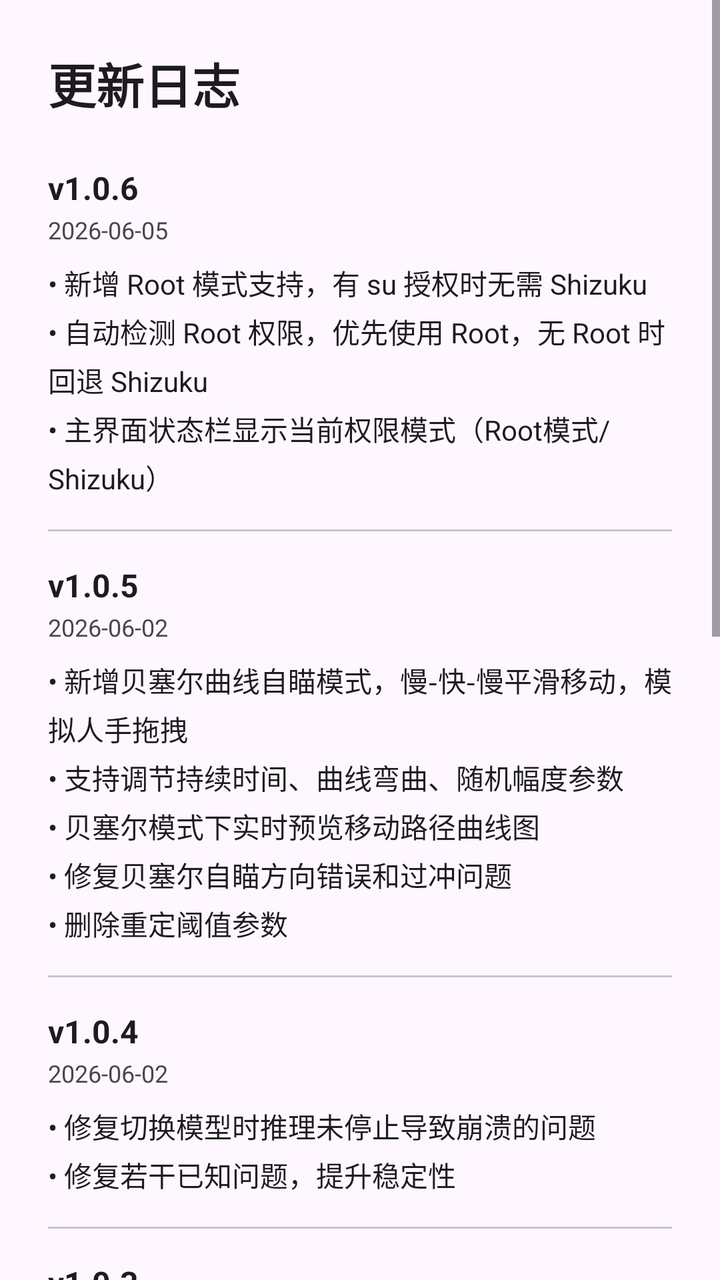
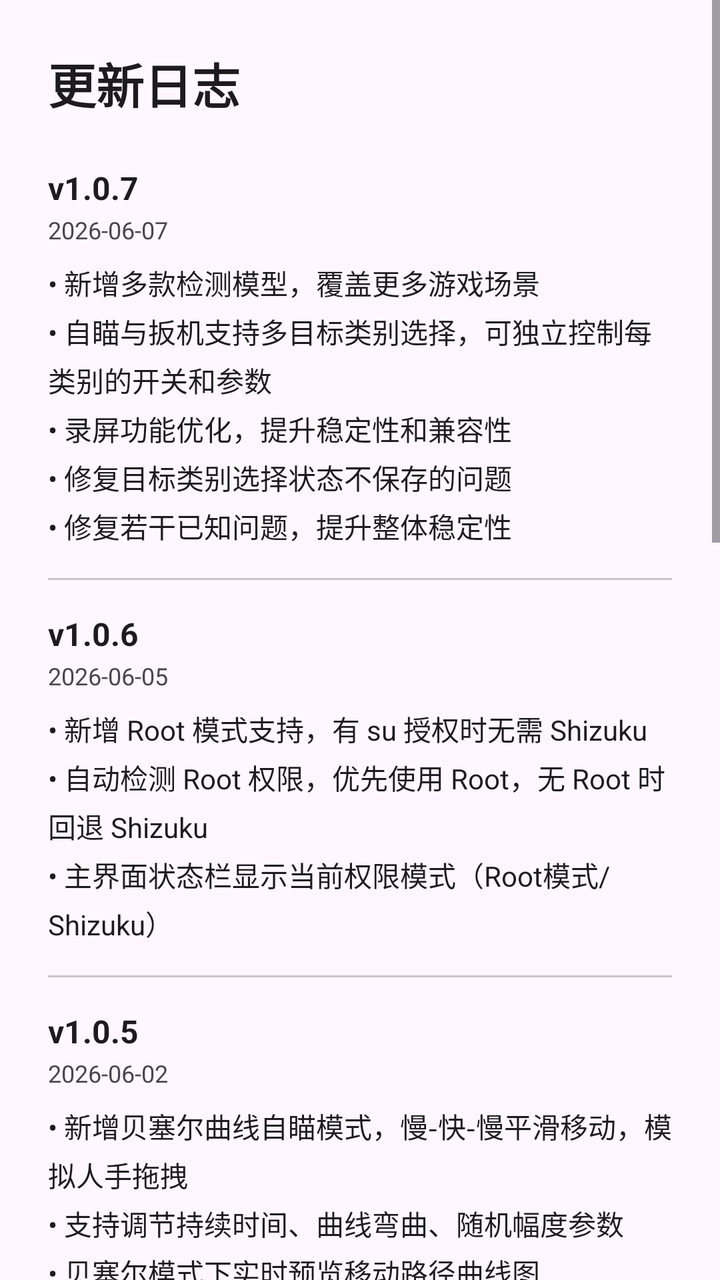

Screens rendered from an Android XML layout before and after an edit, with the pre-edit source and the edit as a unified diff.
<!-- AndroidManifest.xml: application theme Theme.Aimbot -->
<!-- res/layout/dialog_changelog.xml -->
<?xml version="1.0" encoding="utf-8"?>
<ScrollView xmlns:android="http://schemas.android.com/apk/res/android"
    android:layout_width="match_parent"
    android:layout_height="wrap_content">

<LinearLayout
    android:layout_width="match_parent"
    android:layout_height="wrap_content"
    android:orientation="vertical"
    android:paddingTop="24dp"
    android:paddingBottom="16dp"
    android:paddingStart="24dp"
    android:paddingEnd="24dp">

    <TextView
        android:layout_width="wrap_content"
        android:layout_height="wrap_content"
        android:text="更新日志"
        android:textSize="24sp"
        android:textColor="?attr/colorOnSurface"
        android:textStyle="bold" />

    <LinearLayout
        android:layout_width="match_parent"
        android:layout_height="wrap_content"
        android:orientation="vertical"
        android:layout_marginTop="24dp">

        
        <LinearLayout
            android:layout_width="match_parent"
            android:layout_height="wrap_content"
            android:orientation="vertical">

            <TextView
                android:layout_width="wrap_content"
                android:layout_height="wrap_content"
                android:text="v1.0.6"
                android:textSize="16sp"
                android:textColor="?attr/colorOnSurface"
                android:textStyle="bold" />

            <TextView
                android:layout_width="wrap_content"
                android:layout_height="wrap_content"
                android:text="2026-06-05"
                android:textSize="12sp"
                android:textColor="?attr/colorOnSurfaceVariant"
                android:layout_marginTop="2dp" />

            <TextView
                android:layout_width="wrap_content"
                android:layout_height="wrap_content"
                android:text="• 新增 Root 模式支持，有 su 授权时无需 Shizuku\n• 自动检测 Root 权限，优先使用 Root，无 Root 时回退 Shizuku\n• 主界面状态栏显示当前权限模式（Root模式/Shizuku）"
                android:textSize="14sp"
                android:textColor="?attr/colorOnSurface"
                android:layout_marginTop="8dp"
                android:lineSpacingExtra="4dp" />
        </LinearLayout>

        <View
            android:layout_width="match_parent"
            android:layout_height="1dp"
            android:background="?attr/colorOutlineVariant"
            android:layout_marginTop="16dp"
            android:layout_marginBottom="16dp" />

        
        <LinearLayout
            android:layout_width="match_parent"
            android:layout_height="wrap_content"
            android:orientation="vertical">

            <TextView
                android:layout_width="wrap_content"
                android:layout_height="wrap_content"
                android:text="v1.0.5"
                android:textSize="16sp"
                android:textColor="?attr/colorOnSurface"
                android:textStyle="bold" />

            <TextView
                android:layout_width="wrap_content"
                android:layout_height="wrap_content"
                android:text="2026-06-02"
                android:textSize="12sp"
                android:textColor="?attr/colorOnSurfaceVariant"
                android:layout_marginTop="2dp" />

            <TextView
                android:layout_width="wrap_content"
                android:layout_height="wrap_content"
                android:text="• 新增贝塞尔曲线自瞄模式，慢-快-慢平滑移动，模拟人手拖拽\n• 支持调节持续时间、曲线弯曲、随机幅度参数\n• 贝塞尔模式下实时预览移动路径曲线图\n• 修复贝塞尔自瞄方向错误和过冲问题\n• 删除重定阈值参数"
                android:textSize="14sp"
                android:textColor="?attr/colorOnSurface"
                android:layout_marginTop="8dp"
                android:lineSpacingExtra="4dp" />
        </LinearLayout>

        <View
            android:layout_width="match_parent"
            android:layout_height="1dp"
            android:background="?attr/colorOutlineVariant"
            android:layout_marginTop="16dp"
            android:layout_marginBottom="16dp" />

        
        <LinearLayout
            android:layout_width="match_parent"
            android:layout_height="wrap_content"
            android:orientation="vertical">

            <TextView
                android:layout_width="wrap_content"
                android:layout_height="wrap_content"
                android:text="v1.0.4"
                android:textSize="16sp"
                android:textColor="?attr/colorOnSurface"
                android:textStyle="bold" />

            <TextView
                android:layout_width="wrap_content"
                android:layout_height="wrap_content"
                android:text="2026-06-02"
                android:textSize="12sp"
                android:textColor="?attr/colorOnSurfaceVariant"
                android:layout_marginTop="2dp" />

            <TextView
                android:layout_width="wrap_content"
                android:layout_height="wrap_content"
                android:text="• 修复切换模型时推理未停止导致崩溃的问题\n• 修复若干已知问题，提升稳定性"
                android:textSize="14sp"
                android:textColor="?attr/colorOnSurface"
                android:layout_marginTop="8dp"
                android:lineSpacingExtra="4dp" />
        </LinearLayout>

        <View
            android:layout_width="match_parent"
            android:layout_height="1dp"
            android:background="?attr/colorOutlineVariant"
            android:layout_marginTop="16dp"
            android:layout_marginBottom="16dp" />

        
        <LinearLayout
            android:layout_width="match_parent"
            android:layout_height="wrap_content"
            android:orientation="vertical">

            <TextView
                android:layout_width="wrap_content"
                android:layout_height="wrap_content"
                android:text="v1.0.3"
                android:textSize="16sp"
                android:textColor="?attr/colorOnSurface"
                android:textStyle="bold" />

            <TextView
                android:layout_width="wrap_content"
                android:layout_height="wrap_content"
                android:text="2026-05-23"
                android:textSize="12sp"
                android:textColor="?attr/colorOnSurfaceVariant"
                android:layout_marginTop="2dp" />

            <TextView
                android:layout_width="wrap_content"
                android:layout_height="wrap_content"
                android:text="• 自瞄 Y 偏移改为比例偏移（按目标高度），支持打身体\n• 自瞄新增随机摆动，模拟人手微调\n• 自瞄新增预测强度，提前追踪移动目标\n• 扳机新增 Y 范围扩大参数，向下扩展触发区域\n• 修复模型选择关闭面板后不保持的 bug\n• 删除 X 偏移参数"
                android:textSize="14sp"
                android:textColor="?attr/colorOnSurface"
                android:layout_marginTop="8dp"
                android:lineSpacingExtra="4dp" />
        </LinearLayout>

        <View
            android:layout_width="match_parent"
            android:layout_height="1dp"
            android:background="?attr/colorOutlineVariant"
            android:layout_marginTop="16dp"
            android:layout_marginBottom="16dp" />

        
        <LinearLayout
            android:layout_width="match_parent"
            android:layout_height="wrap_content"
            android:orientation="vertical">

            <TextView
                android:layout_width="wrap_content"
                android:layout_height="wrap_content"
                android:text="v1.0.2"
                android:textSize="16sp"
                android:textColor="?attr/colorOnSurface"
                android:textStyle="bold" />

            <TextView
                android:layout_width="wrap_content"
                android:layout_height="wrap_content"
                android:text="2026-05-21"
                android:textSize="12sp"
                android:textColor="?attr/colorOnSurfaceVariant"
                android:layout_marginTop="2dp" />

            <TextView
                android:layout_width="wrap_content"
                android:layout_height="wrap_content"
                android:text="• 修复配置参数不生效的 bug\n• 区域设置改为按钮点击操作"
                android:textSize="14sp"
                android:textColor="?attr/colorOnSurface"
                android:layout_marginTop="8dp"
                android:lineSpacingExtra="4dp" />
        </LinearLayout>

        <View
            android:layout_width="match_parent"
            android:layout_height="1dp"
            android:background="?attr/colorOutlineVariant"
            android:layout_marginTop="16dp"
            android:layout_marginBottom="16dp" />

        
        <LinearLayout
            android:layout_width="match_parent"
            android:layout_height="wrap_content"
            android:orientation="vertical">

            <TextView
                android:layout_width="wrap_content"
                android:layout_height="wrap_content"
                android:text="v1.0.1"
                android:textSize="16sp"
                android:textColor="?attr/colorOnSurface"
                android:textStyle="bold" />

            <TextView
                android:layout_width="wrap_content"
                android:layout_height="wrap_content"
                android:text="2026-05-20"
                android:textSize="12sp"
                android:textColor="?attr/colorOnSurfaceVariant"
                android:layout_marginTop="2dp" />

            <TextView
                android:layout_width="wrap_content"
                android:layout_height="wrap_content"
                android:text="• UI 细节优化，体验更流畅\n• 修复若干已知问题"
                android:textSize="14sp"
                android:textColor="?attr/colorOnSurface"
                android:layout_marginTop="8dp"
                android:lineSpacingExtra="4dp" />
        </LinearLayout>

        <View
            android:layout_width="match_parent"
            android:layout_height="1dp"
            android:background="?attr/colorOutlineVariant"
            android:layout_marginTop="16dp"
            android:layout_marginBottom="16dp" />

        
        <LinearLayout
            android:layout_width="match_parent"
            android:layout_height="wrap_content"
            android:orientation="vertical">

            <TextView
                android:layout_width="wrap_content"
                android:layout_height="wrap_content"
                android:text="v1.0.0"
                android:textSize="16sp"
                android:textColor="?attr/colorOnSurface"
                android:textStyle="bold" />

            <TextView
                android:layout_width="wrap_content"
                android:layout_height="wrap_content"
                android:text="2026-05-18"
                android:textSize="12sp"
                android:textColor="?attr/colorOnSurfaceVariant"
                android:layout_marginTop="2dp" />

            <TextView
                android:layout_width="wrap_content"
                android:layout_height="wrap_content"
                android:text="• AI 目标检测，支持骁龙 QNN 硬件加速\n• 自瞄模式，智能追踪目标\n• 扳机模式，精准触发射击\n• 多精度模型可选"
                android:textSize="14sp"
                android:textColor="?attr/colorOnSurface"
                android:layout_marginTop="8dp"
                android:lineSpacingExtra="4dp" />
        </LinearLayout>

    </LinearLayout>

</LinearLayout>

</ScrollView>
<!-- resources referenced by this layout -->
<resources>
  <style name="Theme.Aimbot" parent="Base.Theme.Aimbot" />
  <style name="Base.Theme.Aimbot" parent="Theme.Material3.DayNight.NoActionBar">
          
          
      </style>
</resources>

<!-- the commit's change to res/layout/dialog_changelog.xml (unified diff, before → after) -->
@@ -35,6 +35,45 @@
             <TextView
                 android:layout_width="wrap_content"
                 android:layout_height="wrap_content"
+                android:text="v1.0.7"
+                android:textSize="16sp"
+                android:textColor="?attr/colorOnSurface"
+                android:textStyle="bold" />
+
+            <TextView
+                android:layout_width="wrap_content"
+                android:layout_height="wrap_content"
+                android:text="2026-06-07"
+                android:textSize="12sp"
+                android:textColor="?attr/colorOnSurfaceVariant"
+                android:layout_marginTop="2dp" />
+
+            <TextView
+                android:layout_width="wrap_content"
+                android:layout_height="wrap_content"
+                android:text="• 新增多款检测模型，覆盖更多游戏场景\n• 自瞄与扳机支持多目标类别选择，可独立控制每类别的开关和参数\n• 录屏功能优化，提升稳定性和兼容性\n• 修复目标类别选择状态不保存的问题\n• 修复若干已知问题，提升整体稳定性"
+                android:textSize="14sp"
+                android:textColor="?attr/colorOnSurface"
+                android:layout_marginTop="8dp"
+                android:lineSpacingExtra="4dp" />
+        </LinearLayout>
+
+        <View
+            android:layout_width="match_parent"
+            android:layout_height="1dp"
+            android:background="?attr/colorOutlineVariant"
+            android:layout_marginTop="16dp"
+            android:layout_marginBottom="16dp" />
+
+        
+        <LinearLayout
+            android:layout_width="match_parent"
+            android:layout_height="wrap_content"
+            android:orientation="vertical">
+
+            <TextView
+                android:layout_width="wrap_content"
+                android:layout_height="wrap_content"
                 android:text="v1.0.6"
                 android:textSize="16sp"
                 android:textColor="?attr/colorOnSurface"
